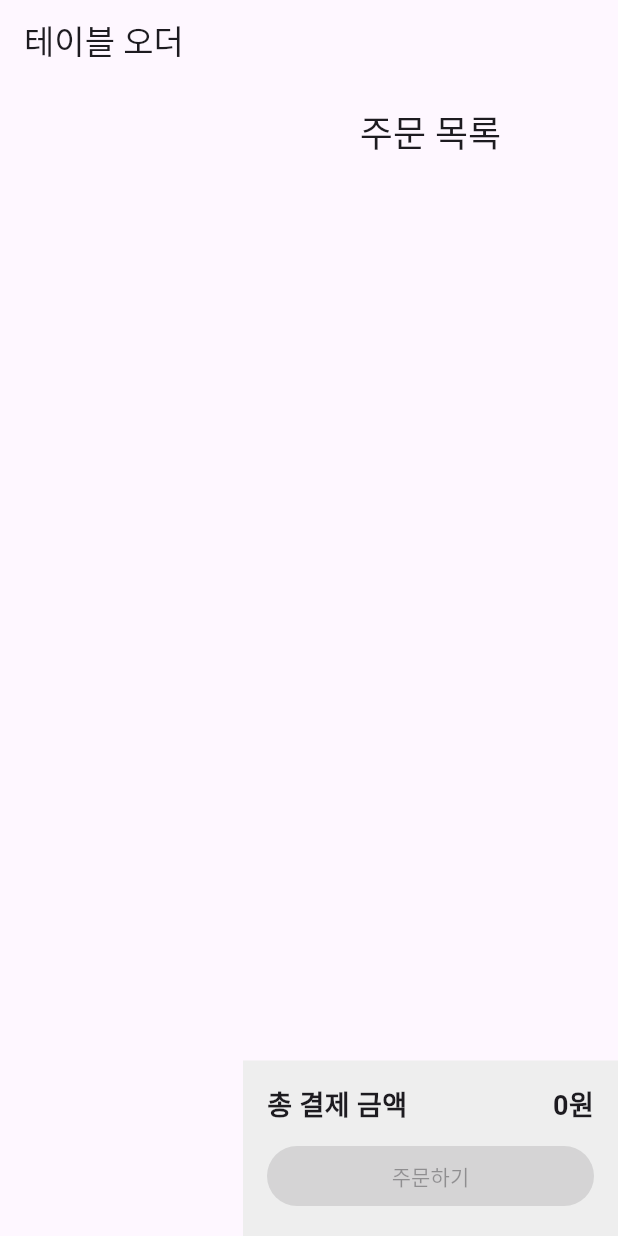
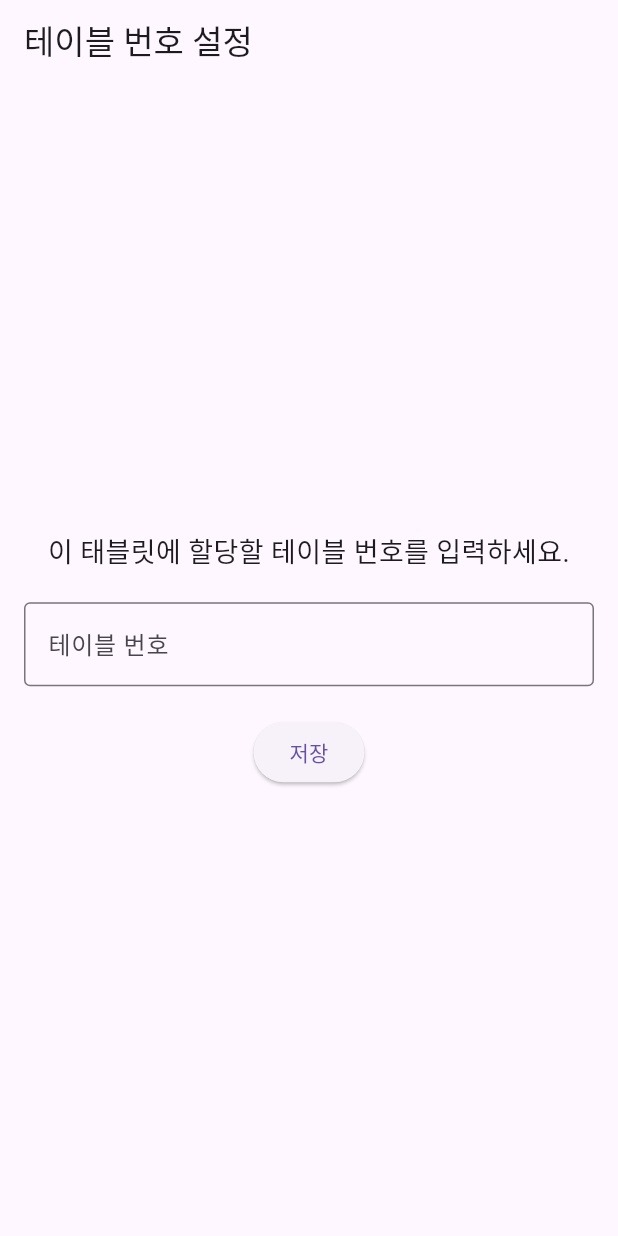
Before and after one commit to jinhkk/table_order_app, a Flutter app: the screen it shows after launch, on a phone screen of 412 x 824 dp. Run offline on Flutter 3.47's test engine with Material 3 defaults, Android fonts, the phone set to English and light mode, and no system bars; our stand-ins replace shared_preferences.

Commit message:
어플 최초 실행 시 테이블 번호 할당 구현 완

```diff
--- /dev/null
+++ b/lib/table_setup_screen.dart
@@ -0,0 +1,70 @@
+// lib/table_setup_screen.dart
+import 'package:flutter/material.dart';
+import 'package:shared_preferences/shared_preferences.dart';
+import 'package:table_order_app/main.dart'; // 메인 페이지 import
+
+class TableSetupScreen extends StatefulWidget {
+  const TableSetupScreen({super.key});
+
+  @override
+  State<TableSetupScreen> createState() => _TableSetupScreenState();
+}
+
+class _TableSetupScreenState extends State<TableSetupScreen> {
+  final TextEditingController _controller = TextEditingController();
+  final String _tableNumberKey = 'tableNumber';
+
+  void _saveTableNumber() async {
+    final prefs = await SharedPreferences.getInstance();
+    final tableNumber = int.tryParse(_controller.text);
+
+    if (tableNumber != null && tableNumber > 0) {
+      await prefs.setInt(_tableNumberKey, tableNumber);
+      if (mounted) {
+        Navigator.of(context).pushReplacement(
+          MaterialPageRoute(builder: (context) => TableOrderApp(tableNumber: tableNumber)),
+        );
+      }
+    } else {
+      ScaffoldMessenger.of(context).showSnackBar(
+        const SnackBar(content: Text('유효한 테이블 번호를 입력해주세요.')),
+      );
+    }
+  }
+
+  @override
+  Widget build(BuildContext context) {
+    return Scaffold(
+      appBar: AppBar(
+        title: const Text('테이블 번호 설정'),
+      ),
+      body: Padding(
+        padding: const EdgeInsets.all(16.0),
+        child: Column(
+          mainAxisAlignment: MainAxisAlignment.center,
+          children: [
+            const Text(
+              '이 태블릿에 할당할 테이블 번호를 입력하세요.',
+              style: TextStyle(fontSize: 18),
+              textAlign: TextAlign.center,
+            ),
+            const SizedBox(height: 20),
+            TextField(
+              controller: _controller,
+              keyboardType: TextInputType.number,
+              decoration: const InputDecoration(
+                border: OutlineInputBorder(),
+                labelText: '테이블 번호',
+              ),
+            ),
+            const SizedBox(height: 20),
+            ElevatedButton(
+              onPressed: _saveTableNumber,
+              child: const Text('저장'),
+            ),
+          ],
+        ),
+      ),
+    );
+  }
+}
--- a/pubspec.yaml
+++ b/pubspec.yaml
@@ -39,6 +39,8 @@ dev_dependencies:
   flutter_test:
     sdk: flutter
   http: ^1.2.1
+
+  shared_preferences: ^2.2.3
   # The "flutter_lints" package below contains a set of recommended lints to
   # encourage good coding practices. The lint set provided by the package is
   # activated in the `analysis_options.yaml` file located at the root of your
```
Also changed, not shown: lib/main.dart (+52 -119 lines), pubspec.lock, 1 other file.
